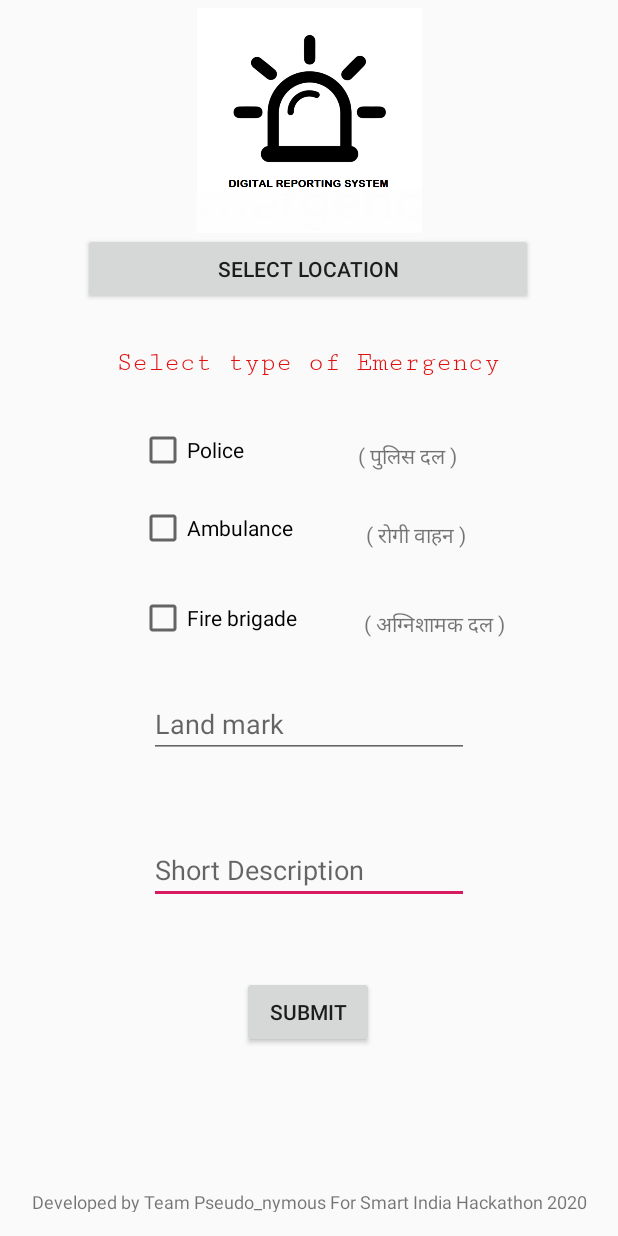
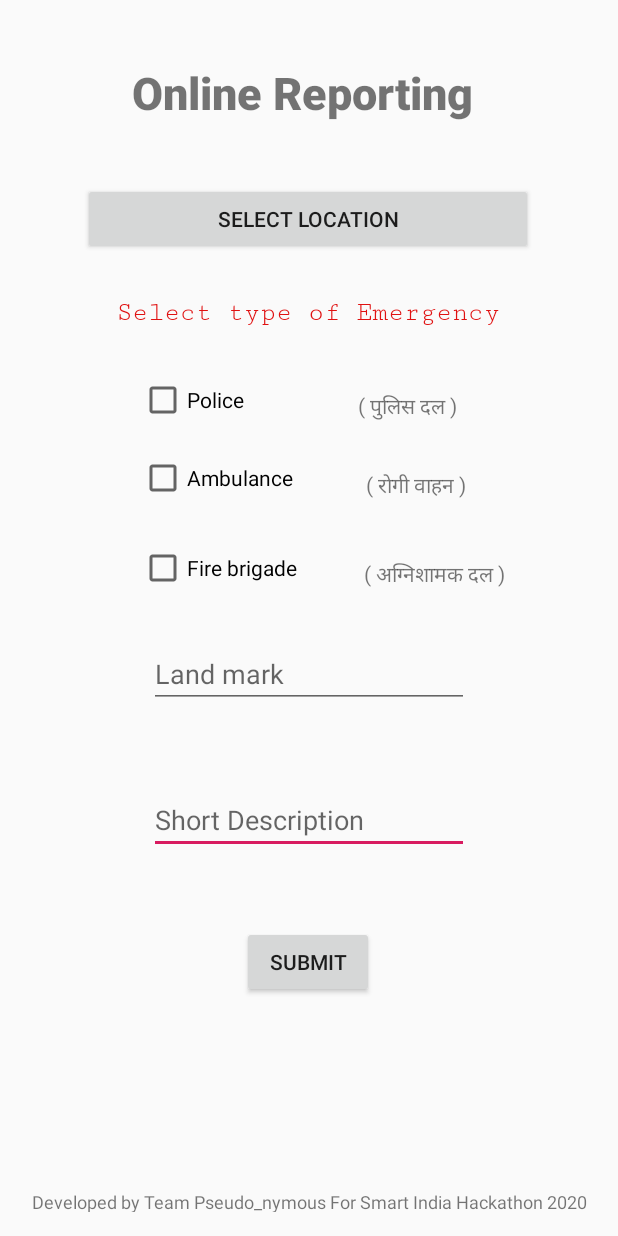
Before and after one commit to vijoy-paul/crime-reporting-App, an Android app: the screen it shows after launch (MainActivity), on a phone screen of 412 x 824 dp. Run offline under Robolectric (Android 15) with nearby library versions, the phone set to English and light mode, and no system bars.

Commit message:
remove logo and fixed some error

```diff
--- a/ReportingApp/app/src/main/java/com/reportingTocontrolRoom/reporting/MainActivity.java
+++ b/ReportingApp/app/src/main/java/com/reportingTocontrolRoom/reporting/MainActivity.java
@@ -96,7 +96,7 @@ public class MainActivity extends AppCompatActivity {
             //String androidID = System.getString(this.getContentResolver(), Settings.Secure.ANDROID_ID);
 
            // Toast.makeText(MainActivity.this,Idimei, Toast.LENGTH_SHORT).show();
-            String mainUrl = "http://192.168.43.86:8080/dcr/submit.php?";
+            String mainUrl = "http://192.168.43.150/dcr/submit.php?";
             String param = "POL='" + preq + "'&AMBU='" + areq + "'&FIR='" + freq + "'&LAT='" + Lat + "'&LONG='" + Long + "'&LAND='" + landmark + "'&DES='" + description + "'&imei='" + Idimei + "'";
             Intent intent1 = new Intent(MainActivity.this, SubActivity.class);
             String uarl = mainUrl + param;
--- a/ReportingApp/app/src/main/res/layout/activity_main.xml
+++ b/ReportingApp/app/src/main/res/layout/activity_main.xml
@@ -7,6 +7,19 @@
     android:layout_marginTop="5dp"
     android:background="#00292424"
     tools:context=".MainActivity">
+
+    <TextView
+        android:id="@+id/Report"
+        android:layout_width="wrap_content"
+        android:layout_height="wrap_content"
+        android:layout_marginTop="36dp"
+        android:text="Online Reporting "
+        android:textSize="30sp"
+        app:fontFamily="sans-serif-black"
+        app:layout_constraintHorizontal_bias="0.497"
+        app:layout_constraintLeft_toLeftOf="parent"
+        app:layout_constraintRight_toRightOf="parent"
+        app:layout_constraintTop_toTopOf="parent" />
 
     <TextView
         android:id="@+id/SelectType"
@@ -74,13 +87,14 @@
         android:id="@+id/SelectLocation"
         android:layout_width="300dp"
         android:layout_height="wrap_content"
+        android:layout_marginTop="40dp"
         android:hint="Share location"
         android:onClick="loc"
         android:text="Select location"
         app:layout_constraintEnd_toEndOf="parent"
         app:layout_constraintHorizontal_bias="0.495"
         app:layout_constraintStart_toStartOf="parent"
-        app:layout_constraintTop_toBottomOf="@+id/imageView2" />
+        app:layout_constraintTop_toBottomOf="@+id/Report" />
 
     <EditText
         android:id="@+id/txtDesc"
@@ -158,16 +172,5 @@
         app:layout_constraintHorizontal_bias="0.516"
         app:layout_constraintStart_toStartOf="parent" />
 
-    <ImageView
-        android:id="@+id/imageView2"
-        android:layout_width="175dp"
-        android:layout_height="150dp"
-        app:layout_constraintBottom_toBottomOf="parent"
-        app:layout_constraintEnd_toEndOf="parent"
-        app:layout_constraintStart_toStartOf="parent"
-        app:layout_constraintTop_toTopOf="parent"
-        app:layout_constraintVertical_bias="0.0"
-        app:srcCompat="@drawable/logo1" />
-
 
 </androidx.constraintlayout.widget.ConstraintLayout>
--- a/ReportingApp/app/src/main/res/values/strings.xml
+++ b/ReportingApp/app/src/main/res/values/strings.xml
@@ -1,5 +1,5 @@
 <resources>
-    <string name="app_name">DRS</string>
+    <string name="app_name">Reporting</string>
     <string name="Select_Type">Select type of Emergency</string>
 
     <string-array name="select_arrays">
--- a/ReportingApp/settings.gradle
+++ b/ReportingApp/settings.gradle
@@ -1,2 +1,2 @@
 include ':app'
-rootProject.name='DRS'
+rootProject.name='Reporting'
```
Also changed, not shown: ReportingApp/app/src/main/res/drawable/logo.png (deleted), ReportingApp/app/src/main/res/drawable/logo1.png (deleted), ReportingApp/gradle/wrapper/gradle-wrapper.properties.
